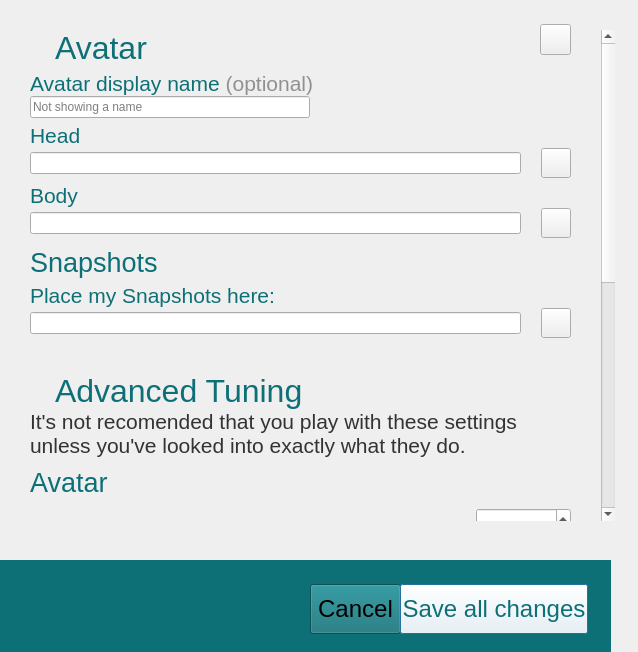
First picture: the form in interface/ui/preferencesDialog.ui, repository vircadia/vircadia-native-core, before the edit.
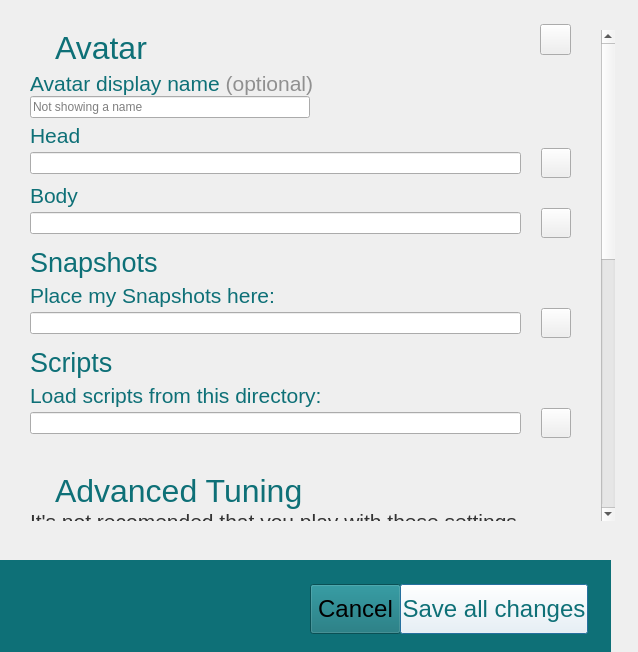
Second picture: the form after the edit. Custom widgets are drawn as their Qt base class.

Commit message: Add ScriptsLocation settings value

```diff
--- a/interface/ui/preferencesDialog.ui
+++ b/interface/ui/preferencesDialog.ui
@@ -155,8 +155,8 @@
      <rect>
       <x>0</x>
       <y>0</y>
-      <width>615</width>
-      <height>936</height>
+      <width>600</width>
+      <height>1039</height>
      </rect>
     </property>
     <layout class="QVBoxLayout" name="verticalLayout_2">
@@ -612,6 +612,145 @@
        </item>
       </layout>
      </item>
+     <item>
+      <widget class="QLabel" name="avatarTitleLabel_3">
+       <property name="sizePolicy">
+        <sizepolicy hsizetype="Fixed" vsizetype="Fixed">
+         <horstretch>0</horstretch>
+         <verstretch>0</verstretch>
+        </sizepolicy>
+       </property>
+       <property name="minimumSize">
+        <size>
+         <width>0</width>
+         <height>40</height>
+        </size>
+       </property>
+       <property name="font">
+        <font>
+         <family>Arial</family>
+         <pointsize>20</pointsize>
+         <weight>50</weight>
+         <bold>false</bold>
+        </font>
+       </property>
+       <property name="styleSheet">
+        <string notr="true">color: #0e7077</string>
+       </property>
+       <property name="text">
+        <string>Scripts</string>
+       </property>
+       <property name="alignment">
+        <set>Qt::AlignBottom|Qt::AlignLeading|Qt::AlignLeft</set>
+       </property>
+      </widget>
+     </item>
+     <item>
+      <widget class="QLabel" name="headLabel_4">
+       <property name="sizePolicy">
+        <sizepolicy hsizetype="Fixed" vsizetype="Fixed">
+         <horstretch>0</horstretch>
+         <verstretch>0</verstretch>
+        </sizepolicy>
+       </property>
+       <property name="minimumSize">
+        <size>
+         <width>0</width>
+         <height>30</height>
+        </size>
+       </property>
+       <property name="font">
+        <font>
+         <family>Arial</family>
+         <pointsize>16</pointsize>
+        </font>
+       </property>
+       <property name="styleSheet">
+        <string notr="true">color: #0e7077</string>
+       </property>
+       <property name="text">
+        <string>Load scripts from this directory:</string>
+       </property>
+       <property name="alignment">
+        <set>Qt::AlignBottom|Qt::AlignLeading|Qt::AlignLeft</set>
+       </property>
+       <property name="margin">
+        <number>0</number>
+       </property>
+       <property name="buddy">
+        <cstring>snapshotLocationEdit</cstring>
+       </property>
+      </widget>
+     </item>
+     <item>
+      <layout class="QHBoxLayout" name="horizontalLayout_11">
+       <item>
+        <widget class="QLineEdit" name="scriptsLocationEdit">
+         <property name="sizePolicy">
+          <sizepolicy hsizetype="Expanding" vsizetype="Fixed">
+           <horstretch>0</horstretch>
+           <verstretch>0</verstretch>
+          </sizepolicy>
+         </property>
+         <property name="font">
+          <font>
+           <family>Arial</family>
+          </font>
+         </property>
+        </widget>
+       </item>
+       <item>
+        <spacer name="horizontalSpacer_11">
+         <property name="orientation">
+          <enum>Qt::Horizontal</enum>
+         </property>
+         <property name="sizeType">
+          <enum>QSizePolicy::Fixed</enum>
+         </property>
+         <property name="sizeHint" stdset="0">
+          <size>
+           <width>20</width>
+           <height>20</height>
+          </size>
+         </property>
+        </spacer>
+       </item>
+       <item>
+        <widget class="QPushButton" name="buttonBrowseScriptsLocation">
+         <property name="sizePolicy">
+          <sizepolicy hsizetype="Fixed" vsizetype="Fixed">
+           <horstretch>0</horstretch>
+           <verstretch>0</verstretch>
+          </sizepolicy>
+         </property>
+         <property name="minimumSize">
+          <size>
+           <width>30</width>
+           <height>30</height>
+          </size>
+         </property>
+         <property name="maximumSize">
+          <size>
+           <width>30</width>
+           <height>30</height>
+          </size>
+         </property>
+         <property name="styleSheet">
+          <string notr="true"/>
+         </property>
+         <property name="text">
+          <string/>
+         </property>
+         <property name="iconSize">
+          <size>
+           <width>30</width>
+           <height>30</height>
+          </size>
+         </property>
+        </widget>
+       </item>
+      </layout>
+     </item>
      <item>
       <spacer name="verticalSpacer">
        <property name="orientation">
```
The commit also changes 6 other files.
